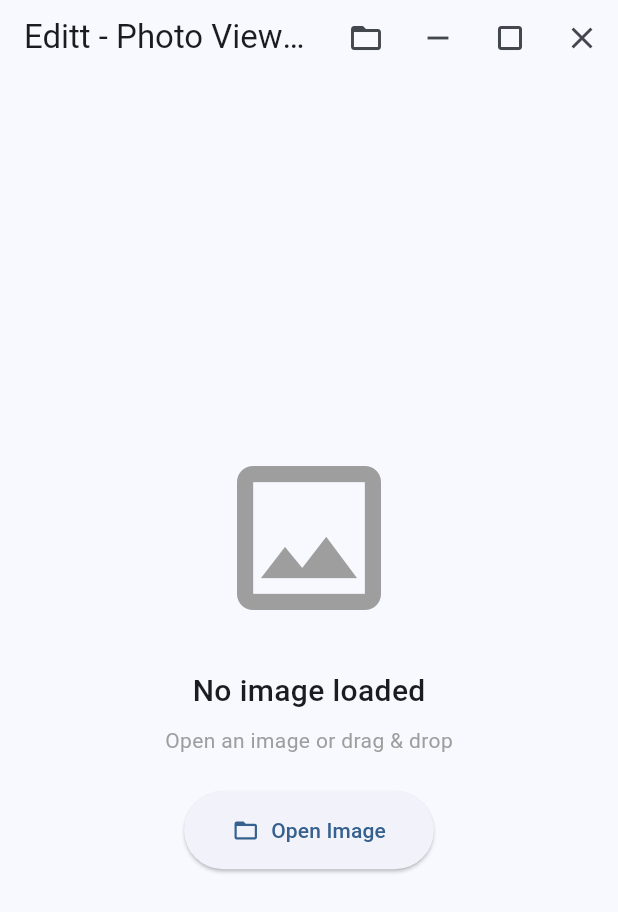
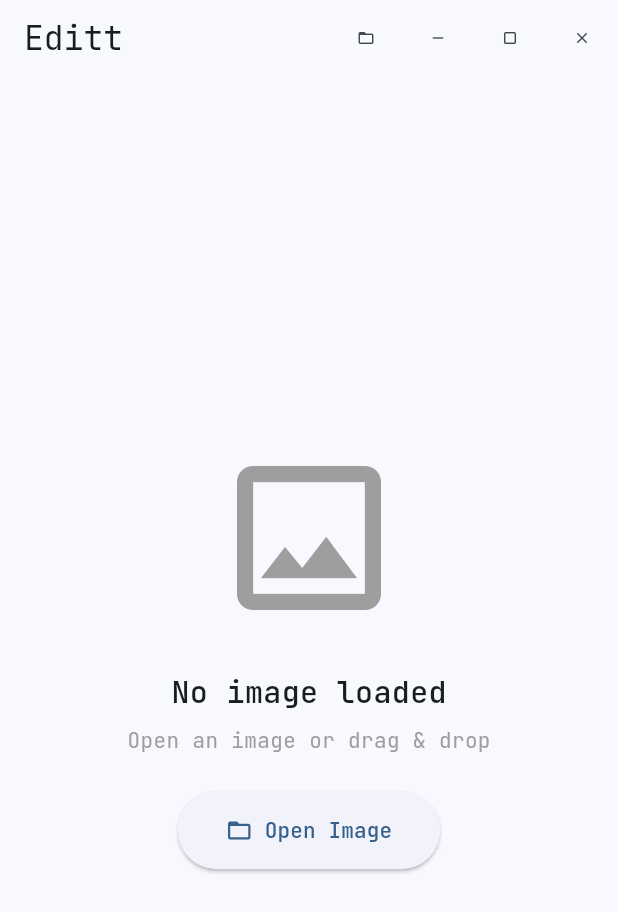
Before and after one commit to mirarr-app/editt, a Flutter app: the screen it shows after launch, on a phone screen of 412 x 824 dp. Shown: the top 912 px of the screen. Run offline on Flutter 3.47's test engine with Material 3 defaults, Android fonts, the phone set to English and light mode, and no system bars; missing offline and left inert: desktop_drop, file_selector, pro_image_editor, window_manager.

Commit message:
Jetbrains font added, icon sizes fixed

```diff
--- a/lib/main.dart
+++ b/lib/main.dart
@@ -51,6 +51,7 @@ class MainApp extends StatelessWidget {
             borderRadius: BorderRadius.circular(12),
           ),
         ),
+        fontFamily: 'JetbrainsMono',
       ),
       darkTheme: ThemeData(
         useMaterial3: true,
@@ -64,6 +65,7 @@ class MainApp extends StatelessWidget {
             borderRadius: BorderRadius.circular(12),
           ),
         ),
+        fontFamily: 'JetbrainsMono',
       ),
       themeMode: ThemeMode.system,
       home: ViewerScreen(initialImagePath: initialImagePath),
--- a/lib/screens/viewer_screen.dart
+++ b/lib/screens/viewer_screen.dart
@@ -107,20 +107,20 @@ class _ViewerScreenState extends State<ViewerScreen> {
             windowManager.startDragging();
           },
           child: AppBar(
-            title: const Text('Editt - Photo Viewer'),
+            title: const Text('Editt'),
             actions: [
               IconButton(
-                icon: const Icon(Icons.folder_open),
+                icon: const Icon(Icons.folder_open, size: 12),
                 onPressed: _pickImage,
                 tooltip: 'Open Image',
               ),
               IconButton(
-                icon: const Icon(Icons.remove),
+                icon: const Icon(Icons.remove, size: 12),
                 onPressed: () => windowManager.minimize(),
                 tooltip: 'Minimize',
               ),
               IconButton(
-                icon: const Icon(Icons.crop_square),
+                icon: const Icon(Icons.crop_square, size: 12),
                 onPressed: () async {
                   if (await windowManager.isMaximized()) {
                     windowManager.unmaximize();
@@ -131,7 +131,7 @@ class _ViewerScreenState extends State<ViewerScreen> {
                 tooltip: 'Maximize/Restore',
               ),
               IconButton(
-                icon: const Icon(Icons.close),
+                icon: const Icon(Icons.close, size: 12),
                 onPressed: () => windowManager.close(),
                 tooltip: 'Close',
               ),
--- a/pubspec.yaml
+++ b/pubspec.yaml
@@ -24,3 +24,9 @@ dev_dependencies:
 
 flutter:
   uses-material-design: true
+  assets:
+    - assets/fonts/
+  fonts:
+    - family: JetbrainsMono
+      fonts:
+        - asset: assets/fonts/JetBrainsMono.ttf
```
Also changed, not shown: assets/fonts/JetBrainsMono.ttf (added).
